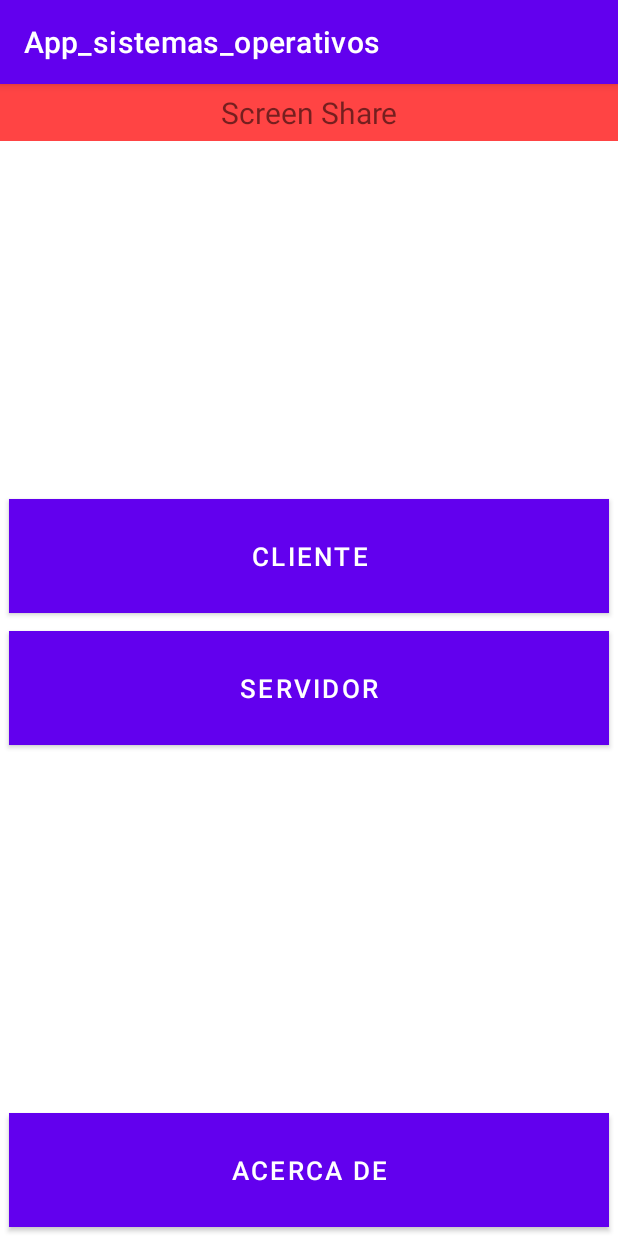
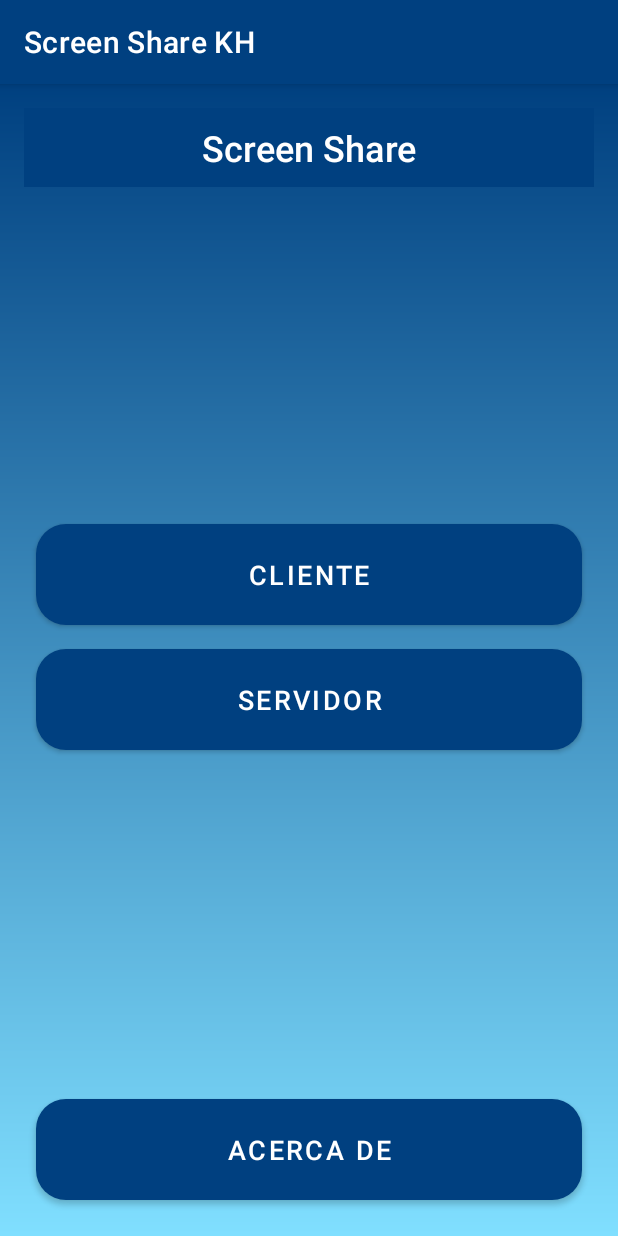
Before and after one commit to keimelR/ScreenShare, an Android app: the screen it shows after launch (firstActivity), on a phone screen of 412 x 824 dp. Run offline under Robolectric (Android 15) with nearby library versions, the phone set to English and light mode, and no system bars.

Commit message:
Nuevo diseño de interfaz implementada

```diff
--- /dev/null
+++ b/AndroidStudioProjects/App_sistemas_operativos/app/src/main/res/drawable/background_gradient.xml
@@ -0,0 +1,7 @@
+<?xml version="1.0" encoding="utf-8"?>
+<shape xmlns:android="http://schemas.android.com/apk/res/android">
+    <gradient
+        android:startColor="#004080"
+        android:endColor="#80dfff"
+        android:angle="270" />
+</shape>
--- /dev/null
+++ b/AndroidStudioProjects/App_sistemas_operativos/app/src/main/res/drawable/button_background.xml
@@ -0,0 +1,5 @@
+<?xml version="1.0" encoding="utf-8"?>
+<shape xmlns:android="http://schemas.android.com/apk/res/android">
+    <corners android:radius="20dp" />
+    <solid android:color="#0059b3" /> <!-- Azul marino -->
+</shape>
--- /dev/null
+++ b/AndroidStudioProjects/App_sistemas_operativos/app/src/main/res/drawable/button_primary_background.xml
@@ -0,0 +1,5 @@
+<?xml version="1.0" encoding="utf-8"?>
+<shape xmlns:android="http://schemas.android.com/apk/res/android">
+    <corners android:radius="20dp" />
+    <solid android:color="#0059b3" /> <!-- Azul marino -->
+</shape>
--- /dev/null
+++ b/AndroidStudioProjects/App_sistemas_operativos/app/src/main/res/drawable/button_secondary_background.xml
@@ -0,0 +1,5 @@
+<?xml version="1.0" encoding="utf-8"?>
+<shape xmlns:android="http://schemas.android.com/apk/res/android">
+    <corners android:radius="20dp" />
+    <solid android:color="#008080" /> <!-- Verde azulado -->
+</shape>
--- a/AndroidStudioProjects/App_sistemas_operativos/app/src/main/res/layout/dashboard_client.xml
+++ b/AndroidStudioProjects/App_sistemas_operativos/app/src/main/res/layout/dashboard_client.xml
@@ -15,7 +15,8 @@
         android:textSize="29dp"
         app:layout_constraintTop_toTopOf="parent"
         app:layout_constraintStart_toStartOf="parent"
-        app:layout_constraintEnd_toEndOf="parent"/>
+        app:layout_constraintEnd_toEndOf="parent"
+        android:textColor="@color/dark_blue"/>
 
     <EditText
         android:id="@+id/clientIpEditText"
--- a/AndroidStudioProjects/App_sistemas_operativos/app/src/main/res/layout/dashboard_main.xml
+++ b/AndroidStudioProjects/App_sistemas_operativos/app/src/main/res/layout/dashboard_main.xml
@@ -1,19 +1,23 @@
 <?xml version="1.0" encoding="utf-8"?>
 <LinearLayout xmlns:android="http://schemas.android.com/apk/res/android"
+    xmlns:app="http://schemas.android.com/apk/res-auto"
     android:layout_width="match_parent"
     android:layout_height="match_parent"
-    android:orientation="vertical">
+    android:orientation="vertical"
+    android:background="@drawable/background_gradient"
+    android:padding="16dp">
 
     <TextView
         android:id="@+id/TittleScreenShare"
+        android:layout_width="match_parent"
         android:layout_height="wrap_content"
-        android:layout_width="match_parent"
-        android:background="@android:color/holo_red_light"
+        android:background="@color/dark_blue"
         android:text="Screen Share"
-        android:paddingBottom="5dp"
-        android:paddingTop="5dp"
+        android:textColor="@android:color/white"
+        android:padding="10dp"
         android:gravity="center"
-        android:textSize="20sp" />
+        android:textSize="24sp"
+        android:fontFamily="sans-serif-medium" />
 
     <LinearLayout
         android:layout_width="match_parent"
@@ -26,32 +30,35 @@
             android:id="@+id/DashboardClient"
             android:layout_width="match_parent"
             android:layout_height="wrap_content"
-            android:layout_margin="6dp"
-            android:padding="20dp"
+            android:layout_margin="8dp"
+            android:padding="15dp"
             android:text="Cliente"
-            android:textSize="17sp"
-            android:background="@android:color/holo_red_light"/>
+            android:textSize="18sp"
+            android:textColor="@android:color/white"
+            android:background="@drawable/button_primary_background" />
 
         <Button
             android:id="@+id/DashboardServer"
             android:layout_width="match_parent"
             android:layout_height="wrap_content"
-            android:layout_margin="6dp"
-            android:padding="20dp"
+            android:layout_margin="8dp"
+            android:padding="15dp"
             android:text="Servidor"
-            android:textSize="17sp"
-            android:background="@android:color/holo_red_light"/>
+            android:textSize="18sp"
+            android:textColor="@android:color/white"
+            android:background="@drawable/button_primary_background" />
     </LinearLayout>
 
     <Button
         android:id="@+id/DashboardAcercaDe"
         android:layout_width="match_parent"
         android:layout_height="wrap_content"
-        android:layout_margin="6dp"
-        android:padding="20dp"
+        android:layout_margin="8dp"
+        android:padding="15dp"
         android:text="Acerca De"
-        android:textSize="17sp"
-        android:background="@android:color/holo_red_light"
-        android:layout_gravity="bottom"/> <!-- Colocar el botón en la parte inferior -->
+        android:textSize="18sp"
+        android:textColor="@android:color/white"
+        android:background="@drawable/button_primary_background"
+        android:layout_gravity="bottom" />
 
 </LinearLayout>
--- a/AndroidStudioProjects/App_sistemas_operativos/app/src/main/res/mipmap-anydpi-v26/share_screen_logo.xml
+++ b/AndroidStudioProjects/App_sistemas_operativos/app/src/main/res/mipmap-anydpi-v26/share_screen_logo.xml
@@ -1,5 +1,5 @@
 <?xml version="1.0" encoding="utf-8"?>
 <adaptive-icon xmlns:android="http://schemas.android.com/apk/res/android">
-    <background android:drawable="@color/share_screen_logo_background"/>
+
     <foreground android:drawable="@mipmap/share_screen_logo_foreground"/>
 </adaptive-icon>
--- a/AndroidStudioProjects/App_sistemas_operativos/app/src/main/res/mipmap-anydpi-v26/share_screen_logo_round.xml
+++ b/AndroidStudioProjects/App_sistemas_operativos/app/src/main/res/mipmap-anydpi-v26/share_screen_logo_round.xml
@@ -1,5 +1,5 @@
 <?xml version="1.0" encoding="utf-8"?>
 <adaptive-icon xmlns:android="http://schemas.android.com/apk/res/android">
-    <background android:drawable="@color/share_screen_logo_background"/>
+
     <foreground android:drawable="@mipmap/share_screen_logo_foreground"/>
 </adaptive-icon>
--- a/AndroidStudioProjects/App_sistemas_operativos/app/src/main/res/values/colors.xml
+++ b/AndroidStudioProjects/App_sistemas_operativos/app/src/main/res/values/colors.xml
@@ -7,4 +7,7 @@
     <color name="teal_700">#FF018786</color>
     <color name="black">#FF000000</color>
     <color name="white">#FFFFFFFF</color>
+    <color name="dark_blue">#004080</color> <!-- Azul marino -->
+    <color name="primary_button_color">#0059b3</color> <!-- Azul marino para botones principales -->
+    <color name="secondary_button_color">#008080</color> <!-- Verde azulado para botones secundarios -->
 </resources>
--- a/AndroidStudioProjects/App_sistemas_operativos/app/src/main/res/values/strings.xml
+++ b/AndroidStudioProjects/App_sistemas_operativos/app/src/main/res/values/strings.xml
@@ -1,3 +1,3 @@
 <resources>
-    <string name="app_name">App_sistemas_operativos</string>
+    <string name="app_name">Screen Share KH</string>
 </resources>
--- a/AndroidStudioProjects/App_sistemas_operativos/app/src/main/res/values/themes.xml
+++ b/AndroidStudioProjects/App_sistemas_operativos/app/src/main/res/values/themes.xml
@@ -2,7 +2,7 @@
     <!-- Base application theme. -->
     <style name="Theme.App_sistemas_operativos" parent="Theme.MaterialComponents.DayNight.DarkActionBar">
         <!-- Primary brand color. -->
-        <item name="colorPrimary">@color/purple_500</item>
+        <item name="colorPrimary">@color/dark_blue</item>
         <item name="colorPrimaryVariant">@color/purple_700</item>
         <item name="colorOnPrimary">@color/white</item>
         <!-- Secondary brand color. -->
@@ -10,7 +10,7 @@
         <item name="colorSecondaryVariant">@color/teal_700</item>
         <item name="colorOnSecondary">@color/black</item>
         <!-- Status bar color. -->
-        <item name="android:statusBarColor">?attr/colorPrimaryVariant</item>
+        <item name="android:statusBarColor">@color/dark_blue</item>
         <!-- Customize your theme here. -->
     </style>
 </resources>
```
Also changed, not shown: AndroidStudioProjects/App_sistemas_operativos/app/src/main/res/layout/dashboard_server.xml (+10 -5 lines).
